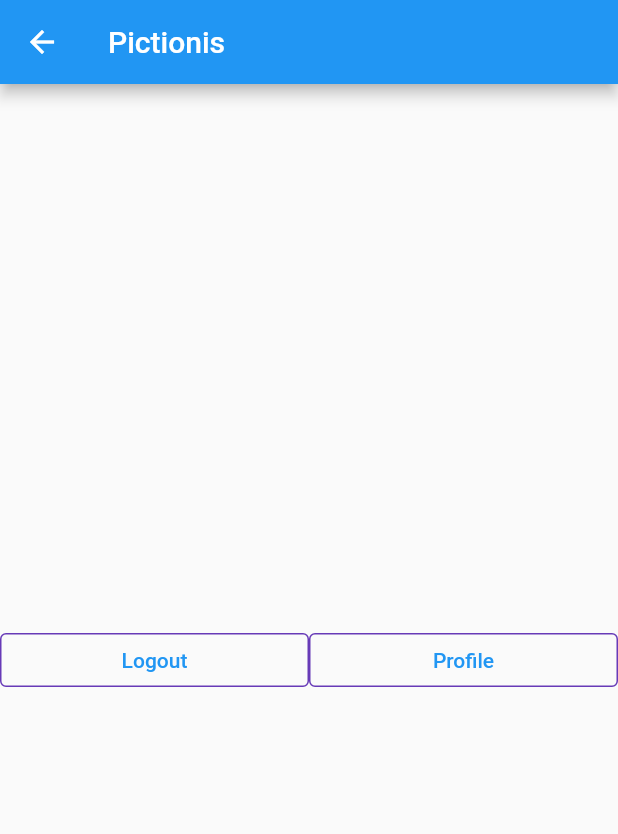
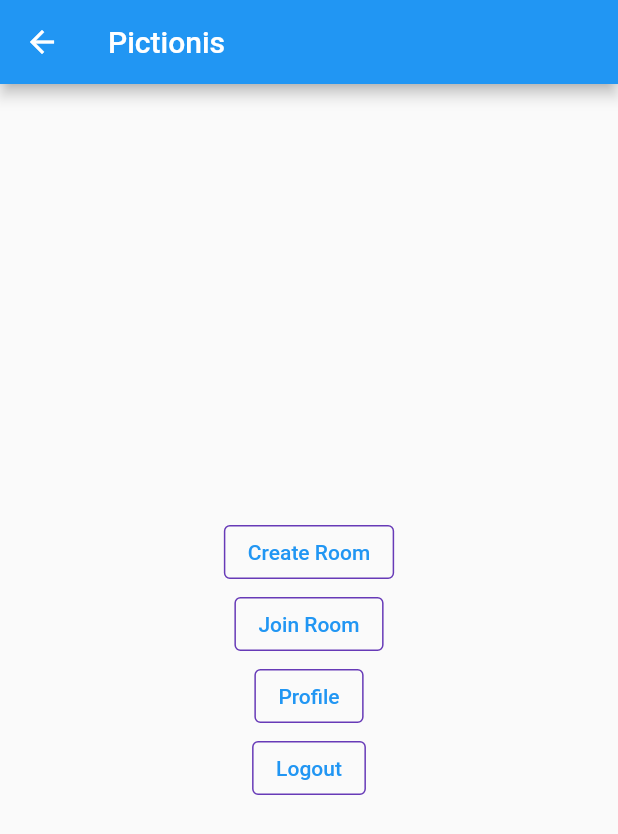
Before and after one commit to Jin-12/pictionis, a Flutter app: the screen it shows once a user with an empty profile is signed in, on a phone screen of 412 x 824 dp. Shown: the top 834 px of the screen. Run offline on Flutter 3.47's test engine with Material 2 defaults, Android fonts, the phone set to English and light mode, and no system bars; our stand-ins replace firebase_auth, firebase_core; missing offline and left inert: firebase_ui_auth; accounts and stored records are empty.

Commit message:
create join room and create room buttons and screens

```diff
--- a/pictionis/lib/src/authentication.dart
+++ b/pictionis/lib/src/authentication.dart
@@ -14,26 +14,32 @@ class AuthFunc extends StatelessWidget {
 
   @override
   Widget build(BuildContext context) {
-    return Row(
+    return Column(
       children: [
-        Expanded(
+        Visibility(
+          visible: loggedIn,
+          child:
+              StyledButton(onPressed: () {}, child: const Text('Create Room')),
+        ),
+        Visibility(
+          visible: loggedIn,
+          child: StyledButton(onPressed: () {}, child: const Text('Join Room')),
+        ),
+        Visibility(
+          visible: loggedIn,
           child: StyledButton(
               onPressed: () {
-                !loggedIn
-                    ? Navigator.of(context).pushNamed('/sign-in')
-                    : signOut();
+                Navigator.of(context).pushNamed('/profile');
               },
-              child: !loggedIn ? const Text('Sign In') : const Text('Logout')),
+              child: const Text('Profile')),
         ),
-        Visibility(
-            visible: loggedIn,
-            child: Expanded(
-              child: StyledButton(
-                  onPressed: () {
-                    Navigator.of(context).pushNamed('/profile');
-                  },
-                  child: const Text('Profile')),
-            ))
+        StyledButton(
+            onPressed: () {
+              !loggedIn
+                  ? Navigator.of(context).pushNamed('/sign-in')
+                  : signOut();
+            },
+            child: !loggedIn ? const Text('Sign In') : const Text('Logout')),
       ],
     );
   }
```
Also changed, not shown: pictionis/lib/screens/create_room_screen.dart (added, +15 -0 lines), pictionis/lib/screens/join_room_screen.dart (added, +15 -0 lines).
